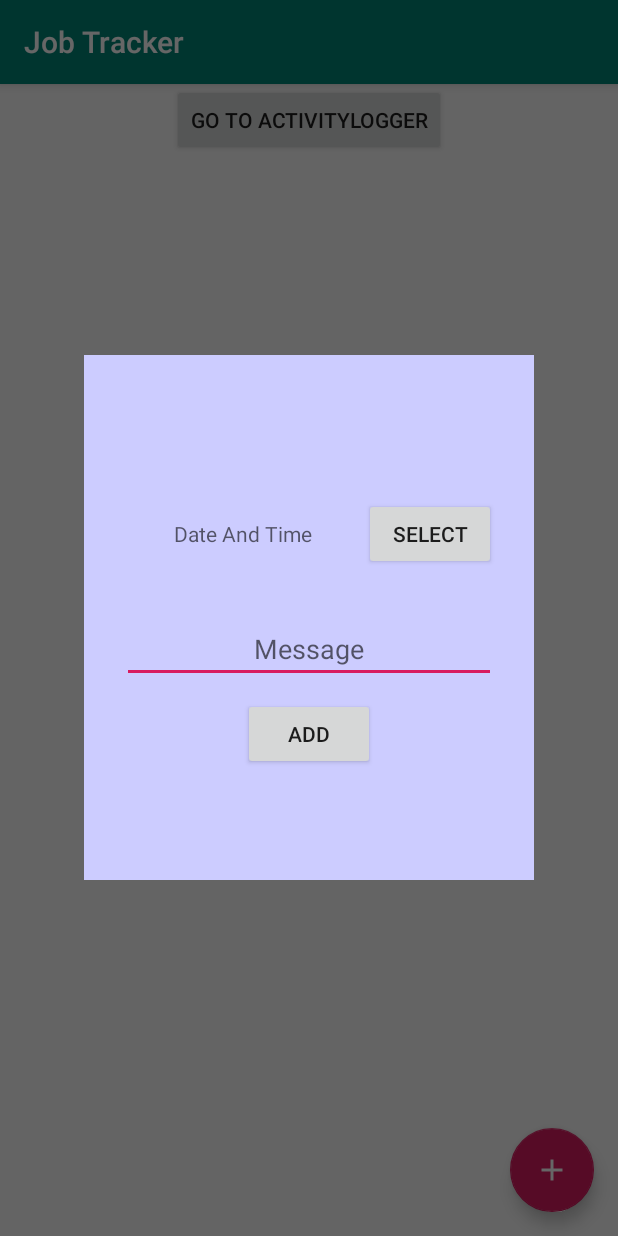
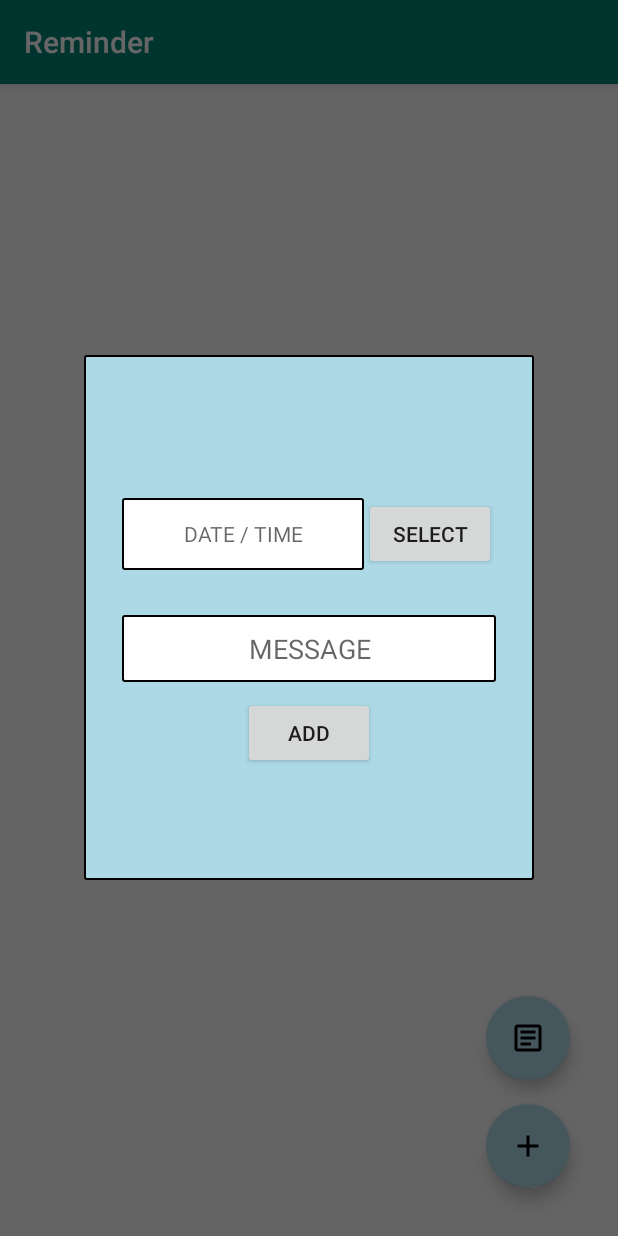
Before and after one commit to arnavvaryani/HustleX, an Android app: the screen it shows after launch (ReminderScreen), after a tap on an icon or button, on a phone screen of 412 x 824 dp. Run offline under Robolectric (Android 15) with nearby library versions, the phone set to English and light mode, and no system bars.

Commit message:
synchronized UI elements

```diff
--- a/app/src/main/java/com/psa/hustlex/aakanksha_jobtracker/screens/JobTracker.java
+++ b/app/src/main/java/com/psa/hustlex/aakanksha_jobtracker/screens/JobTracker.java
@@ -15,6 +15,7 @@ import android.widget.Toast;
 import androidx.annotation.RequiresApi;
 import androidx.appcompat.app.AppCompatActivity;
 
+import com.google.android.material.floatingactionbutton.FloatingActionButton;
 import com.psa.hustlex.R;
 import com.psa.hustlex.aakanksha_jobtracker.models.Job;
 import com.psa.hustlex.aakanksha_jobtracker.tree_elements.JobStatusTree;
@@ -53,7 +54,7 @@ public class JobTracker extends AppCompatActivity {
         displayJobList("Offer", R.id.listOfferJobs);
 
         // Set onClickListener for Add buttons
-        Button buttonAddJob = findViewById(R.id.buttonAddJob);
+        FloatingActionButton buttonAddJob = findViewById(R.id.buttonAddJob);
         buttonAddJob.setOnClickListener(new View.OnClickListener() {
             @Override
             public void onClick(View v) {
--- a/app/src/main/java/com/psa/hustlex/arnav/screens/ReminderScreen.java
+++ b/app/src/main/java/com/psa/hustlex/arnav/screens/ReminderScreen.java
@@ -34,6 +34,8 @@ import com.google.android.material.floatingactionbutton.FloatingActionButton;
 
 import java.text.ParseException;
 import java.text.SimpleDateFormat;
+import java.time.LocalDateTime;
+import java.time.format.DateTimeFormatter;
 import java.util.Calendar;
 import java.util.Date;
 import java.util.Locale;
@@ -69,7 +71,11 @@ public class ReminderScreen extends AppCompatActivity implements AdapterReminder
         recyclerView.setAdapter(adapter);
         add.setOnClickListener(v -> addReminder());
 
-        Button gotoActivityLoggerButton = findViewById(R.id.goto_activity_logger_button);
+//        Reminders reminder1=new Reminders();
+//        reminder1.setRemindDate(parseDate(LocalDateTime.now().format(DateTimeFormatter.ofPattern("yyyy-MM-dd HH:mm:ss"))) );
+//        reminder1.setMessage("PSA Homework");
+
+        FloatingActionButton gotoActivityLoggerButton = findViewById(R.id.goto_activity_logger_button);
 
         gotoActivityLoggerButton.setOnClickListener(new View.OnClickListener() {
             @Override
--- a/app/src/main/res/drawable/add.xml
+++ b/app/src/main/res/drawable/add.xml
@@ -1,5 +1,5 @@
 <vector xmlns:android="http://schemas.android.com/apk/res/android" android:height="24dp" android:tint="#000000" android:viewportHeight="24" android:viewportWidth="24" android:width="24dp">
 
-    <path android:fillColor="@android:color/white" android:pathData="M19,13h-6v6h-2v-6H5v-2h6V5h2v6h6v2z"/>
+    <path android:fillColor="@android:color/black" android:pathData="M19,13h-6v6h-2v-6H5v-2h6V5h2v6h6v2z"/>
 
 </vector>
--- /dev/null
+++ b/app/src/main/res/drawable/outline_article_24.xml
@@ -0,0 +1,7 @@
+<vector xmlns:android="http://schemas.android.com/apk/res/android" android:autoMirrored="true" android:height="24dp" android:tint="#000000" android:viewportHeight="24" android:viewportWidth="24" android:width="24dp">
+
+    <path android:fillColor="@android:color/white" android:pathData="M19,5v14H5V5H19M19,3H5C3.9,3 3,3.9 3,5v14c0,1.1 0.9,2 2,2h14c1.1,0 2,-0.9 2,-2V5C21,3.9 20.1,3 19,3L19,3z"/>
+
+    <path android:fillColor="@android:color/white" android:pathData="M14,17H7v-2h7V17zM17,13H7v-2h10V13zM17,9H7V7h10V9z"/>
+
+</vector>
--- /dev/null
+++ b/app/src/main/res/drawable/solid_bg.xml
@@ -0,0 +1,4 @@
+<shape xmlns:android="http://schemas.android.com/apk/res/android"
+    android:shape="rectangle">
+    <solid android:color="@color/white" />
+</shape>
--- a/app/src/main/res/layout/activity_edit_job.xml
+++ b/app/src/main/res/layout/activity_edit_job.xml
@@ -17,6 +17,7 @@
         android:id="@+id/editTextJobRole"
         android:layout_width="match_parent"
         android:layout_height="wrap_content"
+        android:background="@drawable/ic_underline"
         android:layout_below="@id/textViewJobRole"/>
 
     <TextView
@@ -32,6 +33,7 @@
         android:id="@+id/editTextCompany"
         android:layout_width="match_parent"
         android:layout_height="wrap_content"
+        android:background="@drawable/ic_underline"
         android:layout_below="@id/textViewCompany"/>
 
     <TextView
@@ -47,6 +49,7 @@
         android:id="@+id/editTextLocation"
         android:layout_width="match_parent"
         android:layout_height="wrap_content"
+        android:background="@drawable/ic_underline"
         android:layout_below="@id/textViewLocation"/>
 
     <TextView
@@ -62,6 +65,7 @@
         android:id="@+id/spinnerStatus"
         android:layout_width="match_parent"
         android:layout_height="wrap_content"
+        android:background="@drawable/ic_underline"
         android:layout_below="@id/textViewStatus"/>
 
     <Button
--- a/app/src/main/res/layout/activity_main_page.xml
+++ b/app/src/main/res/layout/activity_main_page.xml
@@ -1,41 +1,63 @@
 <?xml version="1.0" encoding="utf-8"?>
 <!-- Made by Arnav Varyani: NUID - 002851761 -->
-<androidx.constraintlayout.widget.ConstraintLayout xmlns:android="http://schemas.android.com/apk/res/android"
-    xmlns:app="http://schemas.android.com/apk/res-auto"
+<LinearLayout xmlns:android="http://schemas.android.com/apk/res/android"
     xmlns:tools="http://schemas.android.com/tools"
     android:layout_width="match_parent"
     android:layout_height="match_parent"
+    android:orientation="vertical"
+    android:padding="16dp"
     tools:context=".arnav.screens.ReminderScreen">
 
-    <Button
-        android:id="@+id/goto_activity_logger_button"
-        android:layout_width="wrap_content"
-        android:layout_height="wrap_content"
-        android:text="Go to ActivityLogger"
-        app:layout_constraintTop_toTopOf="parent"
-        app:layout_constraintStart_toStartOf="parent"
-        app:layout_constraintEnd_toEndOf="parent"/>
+<!--    <TextView-->
+<!--        android:id="@+id/textReminderTitle"-->
+<!--        android:layout_width="wrap_content"-->
+<!--        android:layout_height="wrap_content"-->
+<!--        android:text="Reminders"-->
+<!--        android:textStyle="bold"-->
+<!--        android:textSize="24sp"-->
+<!--        android:layout_gravity="center"-->
+<!--        android:layout_marginBottom="16dp" />-->
+
+<!--    <Button-->
+<!--        android:id="@+id/goto_activity_logger_button"-->
+<!--        android:layout_width="wrap_content"-->
+<!--        android:layout_height="wrap_content"-->
+<!--        android:text="Activity Logger"-->
+<!--        android:layout_gravity="center"-->
+<!--        android:layout_marginBottom="16dp"-->
+<!--        android:background="@drawable/border_card_layout"-->
+<!--        android:padding="8dp"-->
+<!--        />-->
+
+
 
     <androidx.recyclerview.widget.RecyclerView
         android:id="@+id/recyclerView"
-        android:layout_width="0dp"
-        android:layout_height="0dp"
-        app:layout_constraintTop_toBottomOf="@id/goto_activity_logger_button"
-        app:layout_constraintBottom_toTopOf="@id/floatingButton"
-        app:layout_constraintStart_toStartOf="parent"
-        app:layout_constraintEnd_toEndOf="parent" />
+        android:layout_width="match_parent"
+        android:layout_height="10dp"
+        android:layout_weight="1"/>
+
+    <com.google.android.material.floatingactionbutton.FloatingActionButton
+        android:id="@+id/goto_activity_logger_button"
+        android:layout_width="wrap_content"
+         android:layout_height="wrap_content"
+        android:layout_gravity="end"
+        android:layout_marginEnd="16dp"
+        android:layout_marginBottom="16dp"
+        android:src="@drawable/outline_article_24"
+
+        />
 
     <com.google.android.material.floatingactionbutton.FloatingActionButton
         android:id="@+id/floatingButton"
         android:layout_width="wrap_content"
         android:layout_height="wrap_content"
+        android:layout_gravity="end"
         android:layout_marginEnd="16dp"
         android:layout_marginBottom="16dp"
-        android:src="@drawable/add"
-        app:fabSize="normal"
-        app:tint="@android:color/white"
-        app:layout_constraintBottom_toBottomOf="parent"
-        app:layout_constraintEnd_toEndOf="parent" />
+        android:src="@drawable/add"/>
+<!--        android:tint="@android:color/black"-->
+
 
     <TextView
         android:id="@+id/empty"
@@ -45,9 +67,7 @@
         android:textSize="20sp"
         android:gravity="center"
         android:visibility="gone"
-        app:layout_constraintTop_toTopOf="@id/recyclerView"
-        app:layout_constraintBottom_toBottomOf="@id/recyclerView"
-        app:layout_constraintStart_toStartOf="parent"
-        app:layout_constraintEnd_toEndOf="parent" />
+        android:layout_gravity="center_horizontal|bottom"
+        android:layout_marginBottom="16dp" />
 
-</androidx.constraintlayout.widget.ConstraintLayout>
+</LinearLayout>
--- a/app/src/main/res/layout/insertreminder_popup.xml
+++ b/app/src/main/res/layout/insertreminder_popup.xml
@@ -5,9 +5,10 @@
     android:layout_width="300dp"
     android:layout_height="350dp"
     android:orientation="vertical"
-    android:background="#CCCCFF"
     android:layout_gravity="center"
-    android:padding="25dp">
+    android:padding="25dp"
+    android:background="@drawable/border_card_layout">
+
 
     <LinearLayout
         android:layout_width="match_parent"
@@ -21,7 +22,8 @@
             android:layout_height="match_parent"
             android:layout_weight="1"
             android:gravity="center"
-            android:hint="Date And Time"
+            android:background="@drawable/border_layout"
+            android:hint="DATE / TIME"
             android:layout_gravity="center"/>
         <Button
             android:id="@+id/selectDate"
@@ -38,8 +40,10 @@
         android:layout_width="match_parent"
         android:layout_height="wrap_content"
         android:layout_marginTop="30dp"
+        android:padding="10dp"
         android:layout_gravity="center"
-        android:hint="Message"
+        android:hint="MESSAGE"
+        android:background="@drawable/border_layout"
         android:gravity="center"/>
 
     <Button
--- a/app/src/main/res/values/colors.xml
+++ b/app/src/main/res/values/colors.xml
@@ -2,7 +2,7 @@
 <resources>
     <color name="colorPrimary">#008577</color>
     <color name="colorPrimaryDark">#00574B</color>
-    <color name="colorAccent">#D81B60</color>
+    <color name="colorAccent">#ADD8E6</color>
     <color name="light_blue">#ADD8E6</color>
     <color name="black">#000000</color>
     <color name="white">#ffffff</color>
--- a/app/src/main/res/values/strings.xml
+++ b/app/src/main/res/values/strings.xml
@@ -1,6 +1,5 @@
 <resources>
-    <string name="app_name">Job Tracker</string>
-    <string name="reminder_app">HustleX</string>
+    <string name="app_name">HustleX</string>
     <string name="edit_job">Edit Job</string>
     <string name="delete_job">Delete Job</string>
     <string name="add_job">Add Job</string>
```
Also changed, not shown: app/src/main/AndroidManifest.xml (+5 -5 lines), app/src/main/res/layout/job_tracker.xml (+38 -17 lines), app/src/main/res/layout/reminder_item.xml (+14 -4 lines), app/src/main/res/layout/updatereminder_popup.xml (+7 -4 lines).
